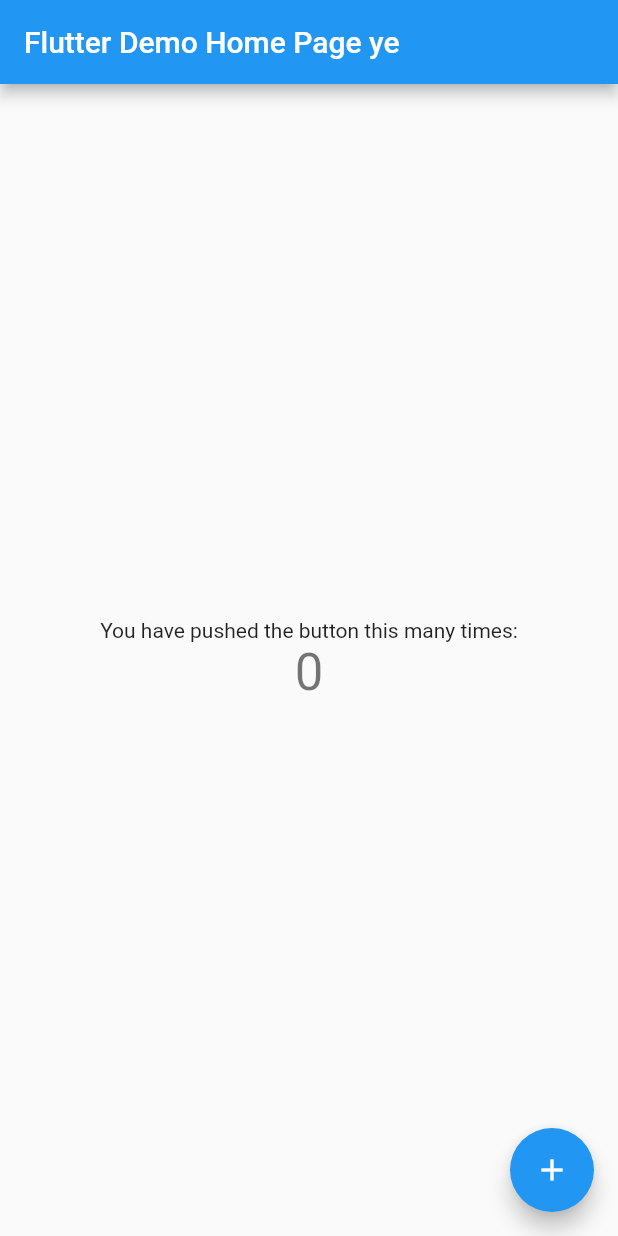
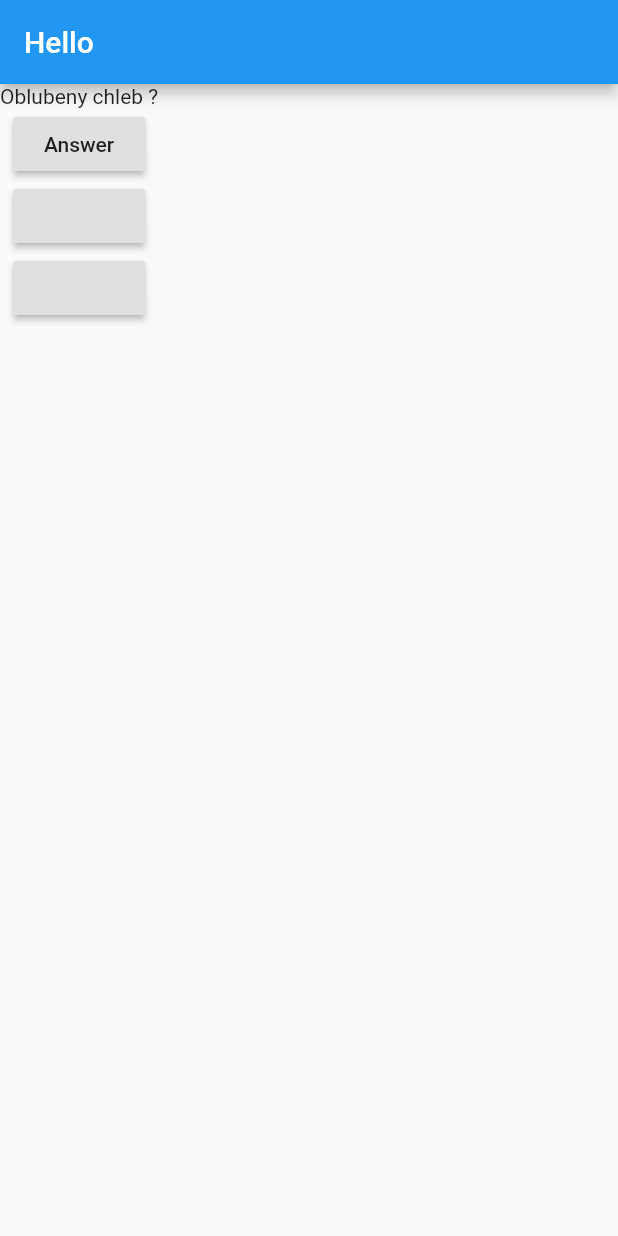
Before and after one commit to Plasmoxy/Bloomflute, a Flutter app: the screen it shows after launch, on a phone screen of 412 x 824 dp. Run offline on Flutter 3.47's test engine with Material 2 defaults, Android fonts, the phone set to English and light mode, and no system bars.

Commit message:
lordo dartu

```diff
--- a/FlutterUdemy/f00_hello/lib/main.dart
+++ b/FlutterUdemy/f00_hello/lib/main.dart
@@ -1,111 +1,47 @@
 import 'package:flutter/material.dart';
 
-void main() => runApp(MyApp());
+void main() => runApp(HelloApp());
 
-class MyApp extends StatelessWidget {
-  // This widget is the root of your application.
+class HelloApp extends StatefulWidget {
   @override
-  Widget build(BuildContext context) {
-    return MaterialApp(
-      title: 'Flutter Demo',
-      theme: ThemeData(
-        // This is the theme of your application.
-        //
-        // Try running your application with "flutter run". You'll see the
-        // application has a blue toolbar. Then, without quitting the app, try
-        // changing the primarySwatch below to Colors.green and then invoke
-        // "hot reload" (press "r" in the console where you ran "flutter run",
-        // or simply save your changes to "hot reload" in a Flutter IDE).
-        // Notice that the counter didn't reset back to zero; the application
-        // is not restarted.
-        primarySwatch: Colors.blue,
-      ),
-      home: MyHomePage(title: 'Flutter Demo Home Page ye'),
-    );
-  }
+  createState() => HelloAppState();
 }
 
-class MyHomePage extends StatefulWidget {
-  MyHomePage({Key key, this.title}) : super(key: key);
+class HelloAppState extends State<HelloApp> {
+  var questions = ["Oblubeny chleb ?", "Oblubeny patkaň ?", "Fajne jedlo?"];
+  var questionIdx = 0;
 
-  // This widget is the home page of your application. It is stateful, meaning
-  // that it has a State object (defined below) that contains fields that affect
-  // how it looks.
-
-  // This class is the configuration for the state. It holds the values (in this
-  // case the title) provided by the parent (in this case the App widget) and
-  // used by the build method of the State. Fields in a Widget subclass are
-  // always marked "final".
-
-  final String title;
-
-  @override
-  _MyHomePageState createState() => _MyHomePageState();
-}
-
-class _MyHomePageState extends State<MyHomePage> {
-  int _counter = 0;
-
-  void _incrementCounter() {
+  void questionPressed() {
     setState(() {
-      // This call to setState tells the Flutter framework that something has
-      // changed in this State, which causes it to rerun the build method below
-      // so that the display can reflect the updated values. If we changed
-      // _counter without calling setState(), then the build method would not be
-      // called again, and so nothing would appear to happen.
-      _counter += 2;
+      if (questionIdx < questions.length-1) questionIdx++;
     });
   }
 
   @override
-  Widget build(BuildContext context) {
-    // This method is rerun every time setState is called, for instance as done
-    // by the _incrementCounter method above.
-    //
-    // The Flutter framework has been optimized to make rerunning build methods
-    // fast, so that you can just rebuild anything that needs updating rather
-    // than having to individually change instances of widgets.
-    return Scaffold(
-      appBar: AppBar(
-        // Here we take the value from the MyHomePage object that was created by
-        // the App.build method, and use it to set our appbar title.
-        title: Text(widget.title),
-      ),
-      body: Center(
-        // Center is a layout widget. It takes a single child and positions it
-        // in the middle of the parent.
-        child: Column(
-          // Column is also a layout widget. It takes a list of children and
-          // arranges them vertically. By default, it sizes itself to fit its
-          // children horizontally, and tries to be as tall as its parent.
-          //
-          // Invoke "debug painting" (press "p" in the console, choose the
-          // "Toggle Debug Paint" action from the Flutter Inspector in Android
-          // Studio, or the "Toggle Debug Paint" command in Visual Studio Code)
-          // to see the wireframe for each widget.
-          //
-          // Column has various properties to control how it sizes itself and
-          // how it positions its children. Here we use mainAxisAlignment to
-          // center the children vertically; the main axis here is the vertical
-          // axis because Columns are vertical (the cross axis would be
-          // horizontal).
-          mainAxisAlignment: MainAxisAlignment.center,
+  build(context) {
+    return MaterialApp(
+      home: Scaffold(
+        appBar: AppBar(
+          title: Text('Hello'),
+        ),
+        body: Column(
           children: <Widget>[
-            Text(
-              'You have pushed the button this many times:',
+            Text(questions[questionIdx]),
+            RaisedButton(
+              child: Text('Answer'),
+              onPressed: questionPressed,
             ),
-            Text(
-              '$_counter',
-              style: Theme.of(context).textTheme.display1,
+            RaisedButton(
+              child: Text(''),
+              onPressed: questionPressed,
+            ),
+            RaisedButton(
+              child: Text(''),
+              onPressed: questionPressed,
             ),
           ],
         ),
       ),
-      floatingActionButton: FloatingActionButton(
-        onPressed: _incrementCounter,
-        tooltip: 'Increment',
-        child: Icon(Icons.add),
-      ), // This trailing comma makes auto-formatting nicer for build methods.
     );
   }
 }
```
Also changed, not shown: Dart/hello.dart (added, +30 -0 lines), 1 other file.
